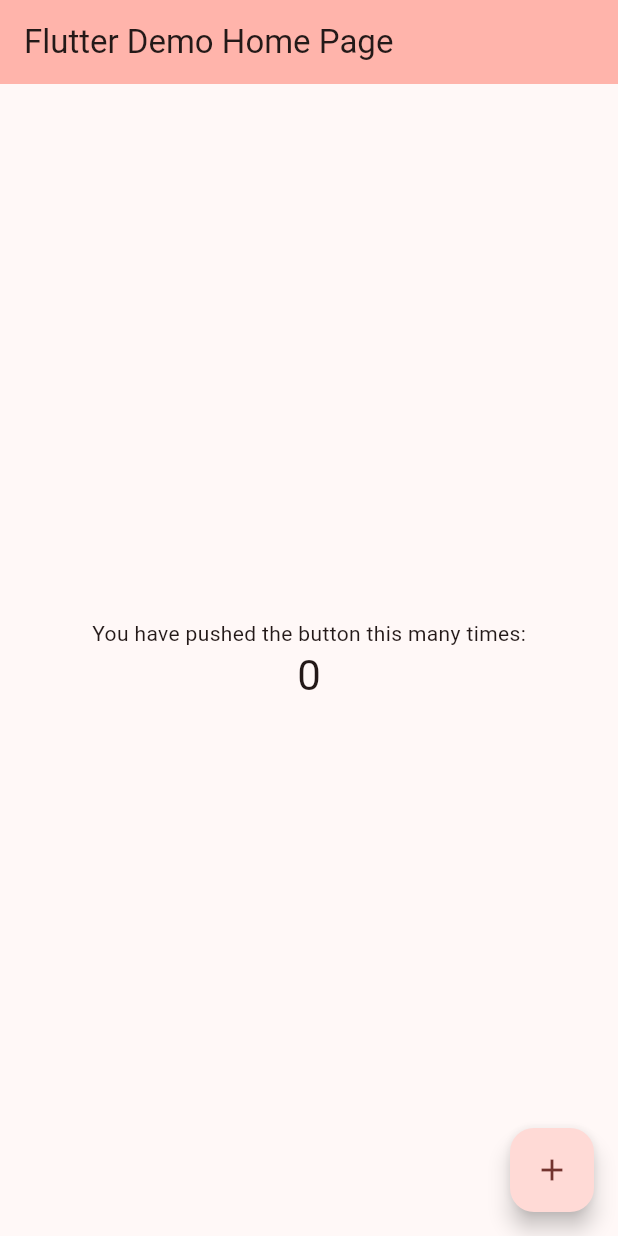
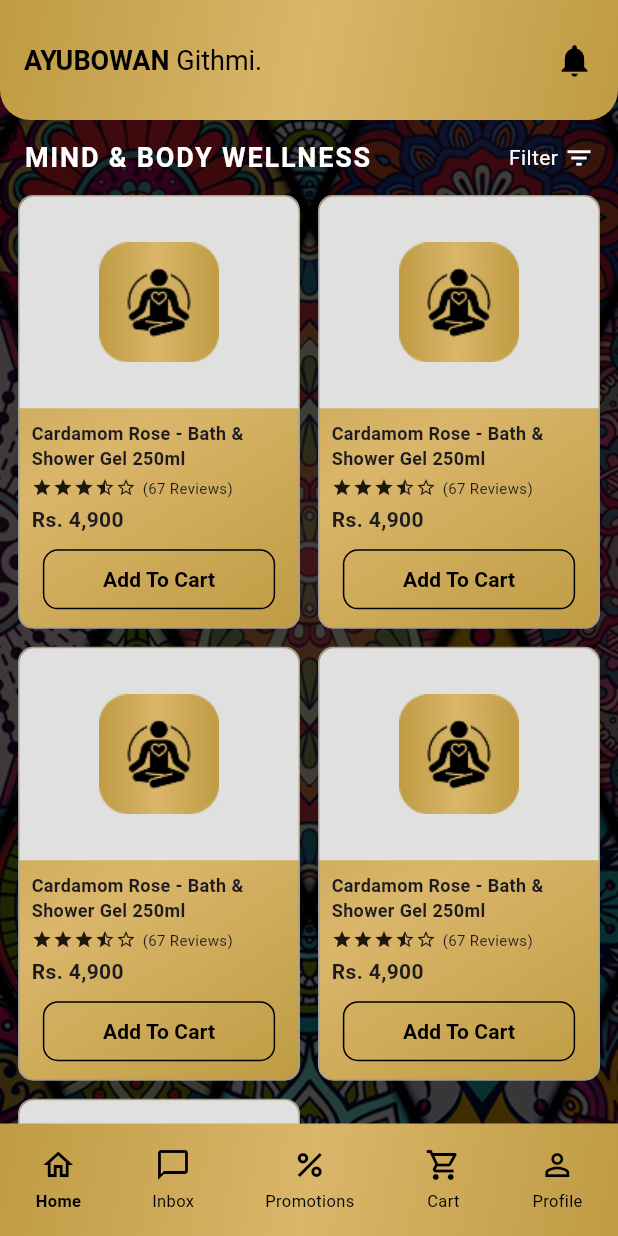
Before and after one commit to nvppiyumika/Spa-Ceylon-Mobile, a Flutter app: the screen it shows after launch, on a phone screen of 412 x 824 dp. Run offline on Flutter 3.47's test engine with Material 3 defaults, Android fonts, the phone set to English and light mode, and no system bars; our stand-ins replace carousel_slider.

Commit message:
mind and body page fixed

```diff
--- /dev/null
+++ b/lib/Mind_&_Body.dart
@@ -0,0 +1,202 @@
+import 'package:flutter/material.dart';
+import 'components.dart';
+
+void main() {
+  runApp(MyApp());
+}
+
+class MyApp extends StatelessWidget {
+  @override
+  Widget build(BuildContext context) {
+    return MaterialApp(
+      title: 'Wellness App',
+      debugShowCheckedModeBanner: false,
+      home: MindAndBodyPage(),
+    );
+  }
+}
+
+class MindAndBodyPage extends StatefulWidget {
+  @override
+  _MindAndBodyPageState createState() => _MindAndBodyPageState();
+}
+
+class _MindAndBodyPageState extends State<MindAndBodyPage> {
+  int _selectedIndex = 0;
+
+  void _onNavTapped(int index) {
+    setState(() {
+      _selectedIndex = index;
+    });
+  }
+
+  @override
+  Widget build(BuildContext context) {
+    return Scaffold(
+      body: Stack(
+        children: [
+          // Background image
+          Container(
+            decoration: BoxDecoration(
+              image: DecorationImage(
+                image: AssetImage("assets/images/background.jpg"),
+                fit: BoxFit.cover,
+              ),
+            ),
+          ),
+
+          // Main content
+          SafeArea(
+            child: Column(
+              children: [
+                topGreetingBar("Githmi"),
+
+                // Category title and filter
+                Padding(
+                  padding: const EdgeInsets.symmetric(
+                      horizontal: 16.0, vertical: 12),
+                  child: Row(
+                    mainAxisAlignment: MainAxisAlignment.spaceBetween,
+                    children: [
+                      Text(
+                        "MIND & BODY WELLNESS",
+                        style: TextStyle(
+                          fontSize: 18,
+                          color: Colors.white,
+                          fontWeight: FontWeight.bold,
+                          letterSpacing: 1.2,
+                        ),
+                      ),
+                      Row(
+                        children: [
+                          Text(
+                            "Filter",
+                            style: TextStyle(fontSize: 14, color: Colors.white),
+                          ),
+                          SizedBox(width: 4),
+                          Icon(Icons.filter_list,
+                              size: 20, color: Colors.white),
+                        ],
+                      )
+                    ],
+                  ),
+                ),
+
+                // Product Grid
+                Expanded(
+                  child: Padding(
+                    padding: const EdgeInsets.symmetric(horizontal: 12),
+                    child: GridView.count(
+                      crossAxisCount: 2,
+                      mainAxisSpacing: 12,
+                      crossAxisSpacing: 12,
+                      childAspectRatio: 0.65,
+                      children: List.generate(5, (index) {
+                        return productCard();
+                      }),
+                    ),
+                  ),
+                ),
+              ],
+            ),
+          ),
+        ],
+      ),
+      bottomNavigationBar: bottomNavBar(_selectedIndex, _onNavTapped),
+    );
+  }
+
+  Widget productCard() {
+    return Container(
+      decoration: BoxDecoration(
+        border: Border.all(color: Colors.grey),
+        borderRadius: BorderRadius.circular(10),
+        gradient: LinearGradient(
+          colors: [
+            Color.fromRGBO(191, 155, 67, 1),
+            Color.fromRGBO(217, 182, 106, 1),
+            Color.fromRGBO(191, 155, 67, 1)
+          ],
+          begin: Alignment.topLeft,
+          end: Alignment.bottomRight,
+        ),
+      ),
+      child: Column(
+        crossAxisAlignment: CrossAxisAlignment.start,
+        children: [
+          // Product Image
+          Expanded(
+            child: Container(
+              width: double.infinity,
+              decoration: BoxDecoration(
+                color: Colors.grey[300],
+                borderRadius: BorderRadius.vertical(top: Radius.circular(10)),
+              ),
+              child: Center(
+                child: Image.asset(
+                  'assets/images/mind_body.png',
+                  width: 80,
+                  height: 80,
+                ),
+              ),
+            ),
+          ),
+
+          // Product Info
+          Padding(
+            padding: const EdgeInsets.all(8.0),
+            child: Column(
+              crossAxisAlignment: CrossAxisAlignment.start,
+              children: [
+                Text(
+                  'Cardamom Rose - Bath & Shower Gel 250ml',
+                  style: TextStyle(fontWeight: FontWeight.bold, fontSize: 12),
+                ),
+                SizedBox(height: 4),
+                Row(
+                  children: [
+                    Icon(Icons.star, size: 14),
+                    Icon(Icons.star, size: 14),
+                    Icon(Icons.star, size: 14),
+                    Icon(Icons.star_half, size: 14),
+                    Icon(Icons.star_border, size: 14),
+                    SizedBox(width: 4),
+                    Text(
+                      '(67 Reviews)',
+                      style: TextStyle(fontSize: 10),
+                    ),
+                  ],
+                ),
+                SizedBox(height: 4),
+                Text(
+                  'Rs. 4,900',
+                  style: TextStyle(fontWeight: FontWeight.bold),
+                ),
+                SizedBox(height: 6),
+                Center(
+                  child: OutlinedButton(
+                    onPressed: () {},
+                    style: OutlinedButton.styleFrom(
+                      foregroundColor: Colors.black,
+                      side: BorderSide(color: Colors.black),
+                      padding:
+                          EdgeInsets.symmetric(horizontal: 40, vertical: 10),
+                      shape: RoundedRectangleBorder(
+                        borderRadius: BorderRadius.circular(10),
+                      ),
+                    ),
+                    child: Text(
+                      "Add To Cart",
+                      style:
+                          TextStyle(fontSize: 14, fontWeight: FontWeight.bold),
+                    ),
+                  ),
+                )
+              ],
+            ),
+          )
+        ],
+      ),
+    );
+  }
+}
--- a/lib/main.dart
+++ b/lib/main.dart
@@ -1,126 +1,20 @@
 import 'package:flutter/material.dart';
+import 'Home.dart';
+import 'Skin_care.dart'; // 👈 make sure this file name is correct
+import 'components.dart';
+import 'Mind_&_Body.dart';
 
 void main() {
-  runApp(const MyApp());
+  runApp(MyApp());
 }
 
 class MyApp extends StatelessWidget {
-  const MyApp({super.key});
-
-  // This widget is the root of your application.
   @override
   Widget build(BuildContext context) {
     return MaterialApp(
-      title: 'Flutter Demo',
-      theme: ThemeData(
-        // This is the theme of your application.
-        //
-        // TRY THIS: Try running your application with "flutter run". You'll see
-        // the application has a purple toolbar. Then, without quitting the app,
-        // try changing the seedColor in the colorScheme below to Colors.green
-        // and then invoke "hot reload" (save your changes or press the "hot
-        // reload" button in a Flutter-supported IDE, or press "r" if you used
-        // the command line to start the app).
-        //
-        // Notice that the counter didn't reset back to zero; the application
-        // state is not lost during the reload. To reset the state, use hot
-        // restart instead.
-        //
-        // This works for code too, not just values: Most code changes can be
-        // tested with just a hot reload.
-        colorScheme: ColorScheme.fromSeed(
-            seedColor: const Color.fromARGB(255, 222, 41, 41)),
-        useMaterial3: true,
-      ),
-      home: const MyHomePage(title: 'Flutter Demo Home Page'),
+      title: 'Wellness App',
+      debugShowCheckedModeBanner: false,
+      home: MindAndBodyPage(), // 👈 This runs your SkinCare page
     );
   }
 }
-
-class MyHomePage extends StatefulWidget {
-  const MyHomePage({super.key, required this.title});
-
-  // This widget is the home page of your application. It is stateful, meaning
-  // that it has a State object (defined below) that contains fields that affect
-  // how it looks.
-
-  // This class is the configuration for the state. It holds the values (in this
-  // case the title) provided by the parent (in this case the App widget) and
-  // used by the build method of the State. Fields in a Widget subclass are
-  // always marked "final".
-
-  final String title;
-
-  @override
-  State<MyHomePage> createState() => _MyHomePageState();
-}
-
-class _MyHomePageState extends State<MyHomePage> {
-  int _counter = 0;
-
-  void _incrementCounter() {
-    setState(() {
-      // This call to setState tells the Flutter framework that something has
-      // changed in this State, which causes it to rerun the build method below
-      // so that the display can reflect the updated values. If we changed
-      // _counter without calling setState(), then the build method would not be
-      // called again, and so nothing would appear to happen.
-      _counter++;
-    });
-  }
-
-  @override
-  Widget build(BuildContext context) {
-    // This method is rerun every time setState is called, for instance as done
-    // by the _incrementCounter method above.
-    //
-    // The Flutter framework has been optimized to make rerunning build methods
-    // fast, so that you can just rebuild anything that needs updating rather
-    // than having to individually change instances of widgets.
-    return Scaffold(
-      appBar: AppBar(
-        // TRY THIS: Try changing the color here to a specific color (to
-        // Colors.amber, perhaps?) and trigger a hot reload to see the AppBar
-        // change color while the other colors stay the same.
-        backgroundColor: Theme.of(context).colorScheme.inversePrimary,
-        // Here we take the value from the MyHomePage object that was created by
-        // the App.build method, and use it to set our appbar title.
-        title: Text(widget.title),
-      ),
-      body: Center(
-        // Center is a layout widget. It takes a single child and positions it
-        // in the middle of the parent.
-        child: Column(
-          // Column is also a layout widget. It takes a list of children and
-          // arranges them vertically. By default, it sizes itself to fit its
-          // children horizontally, and tries to be as tall as its parent.
-          //
-          // Column has various properties to control how it sizes itself and
-          // how it positions its children. Here we use mainAxisAlignment to
-          // center the children vertically; the main axis here is the vertical
-          // axis because Columns are vertical (the cross axis would be
-          // horizontal).
-          //
-          // TRY THIS: Invoke "debug painting" (choose the "Toggle Debug Paint"
-          // action in the IDE, or press "p" in the console), to see the
-          // wireframe for each widget.
-          mainAxisAlignment: MainAxisAlignment.center,
-          children: <Widget>[
-            const Text(
-              'You have pushed the button this many times:',
-            ),
-            Text(
-              '$_counter',
-              style: Theme.of(context).textTheme.headlineMedium,
-            ),
-          ],
-        ),
-      ),
-      floatingActionButton: FloatingActionButton(
-        onPressed: _incrementCounter,
-        tooltip: 'Increment',
-        child: const Icon(Icons.add),
-      ), // This trailing comma makes auto-formatting nicer for build methods.
-    );
-  }
-}
```
Also changed, not shown: lib/Skin_care.dart (renamed from lib/Skin care.dart), 1 other file.
